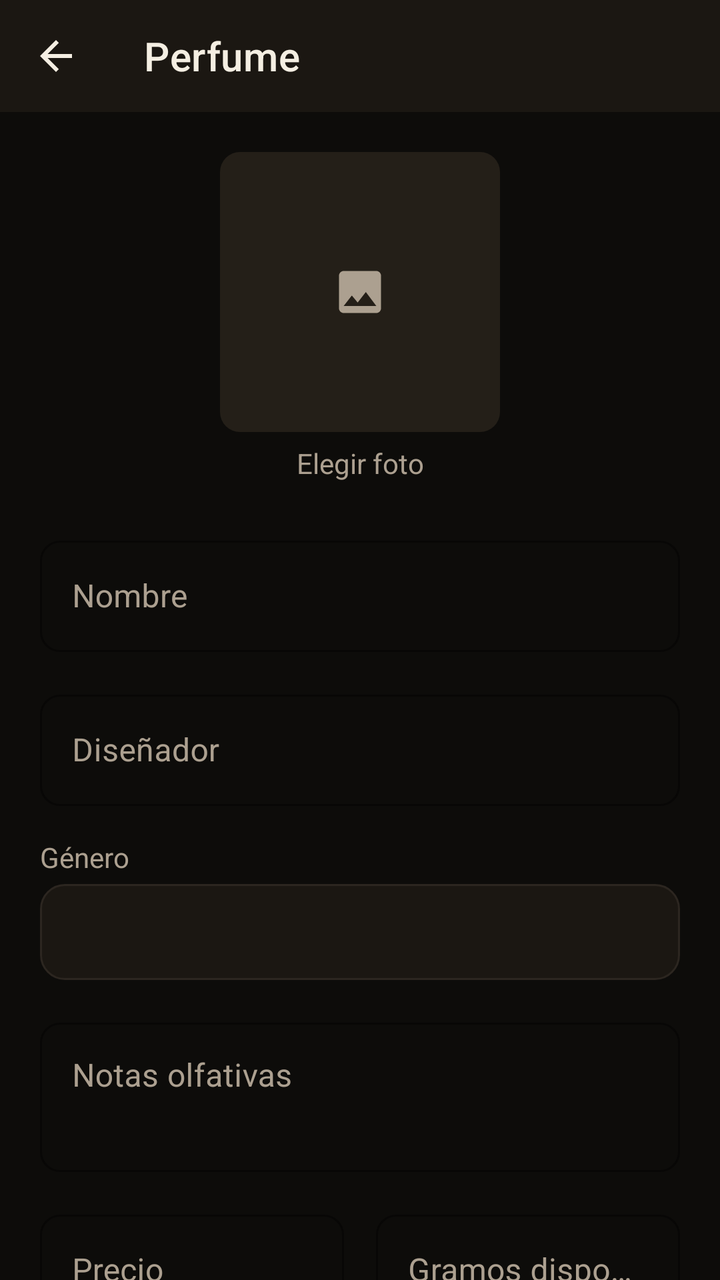
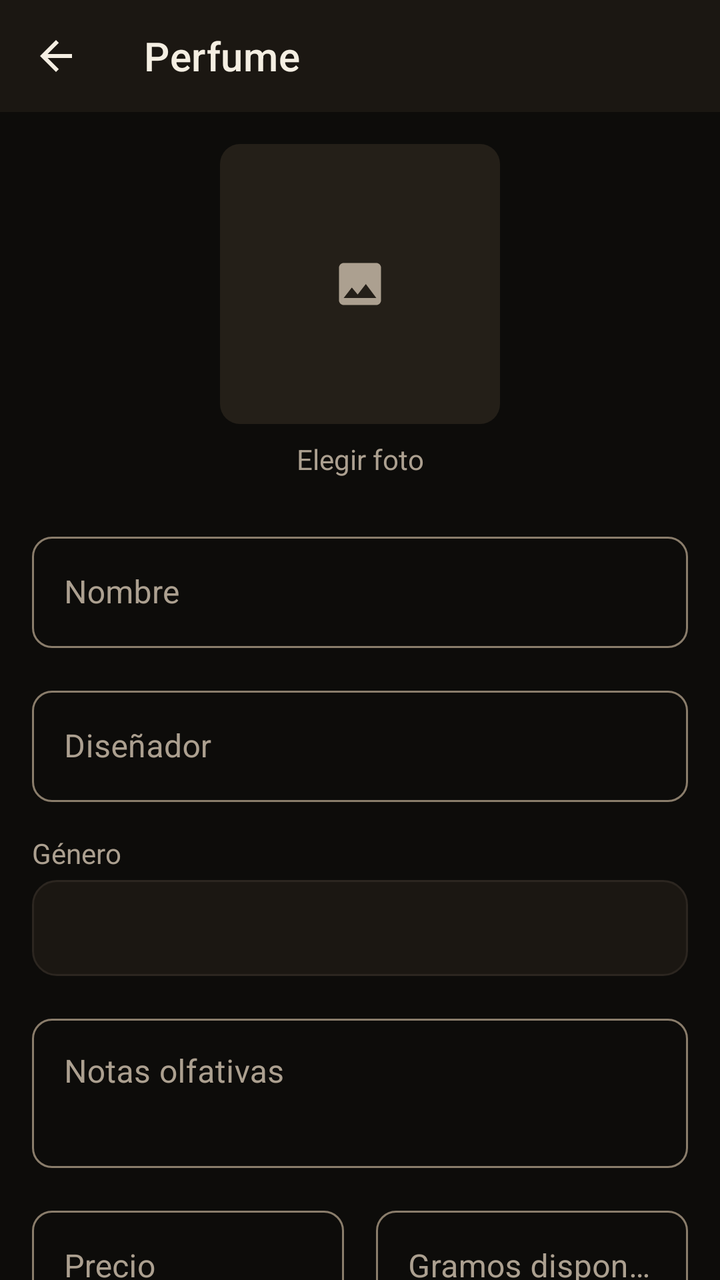

Before-and-after screenshots of an Android layout around one commit, followed by the original layout XML and the change that was made.
<!-- AndroidManifest.xml: application theme Theme.RFragancias -->
<!-- res/layout/activity_perfume_form.xml -->
<?xml version="1.0" encoding="utf-8"?>
<androidx.core.widget.NestedScrollView xmlns:android="http://schemas.android.com/apk/res/android"
    xmlns:app="http://schemas.android.com/apk/res-auto"
    android:layout_width="match_parent"
    android:layout_height="match_parent"
    android:background="@color/bg"
    android:fillViewport="true">

    <LinearLayout
        android:layout_width="match_parent"
        android:layout_height="wrap_content"
        android:orientation="vertical">

        <androidx.appcompat.widget.Toolbar
            android:id="@+id/toolbar"
            android:layout_width="match_parent"
            android:layout_height="?attr/actionBarSize"
            android:background="@color/surface"
            app:navigationIcon="@drawable/ic_back"
            app:title="@string/titulo_perfume_form"
            app:titleTextColor="@color/text_primary" />

        <LinearLayout
            android:layout_width="match_parent"
            android:layout_height="wrap_content"
            android:orientation="vertical"
            android:padding="@dimen/padding_screen">

            <FrameLayout
                android:id="@+id/contenedor_imagen"
                android:layout_width="140dp"
                android:layout_height="140dp"
                android:layout_gravity="center_horizontal"
                android:background="@drawable/bg_card_flat"
                android:clickable="true"
                android:focusable="true"
                android:foreground="?attr/selectableItemBackground">

                <ImageView
                    android:id="@+id/img_preview"
                    android:layout_width="match_parent"
                    android:layout_height="match_parent"
                    android:scaleType="fitCenter" />

                <ImageView
                    android:id="@+id/icono_camara"
                    android:layout_width="28dp"
                    android:layout_height="28dp"
                    android:layout_gravity="center"
                    android:src="@drawable/ic_photo"
                    app:tint="@color/text_muted" />
            </FrameLayout>

            <TextView
                android:layout_width="match_parent"
                android:layout_height="wrap_content"
                android:layout_marginTop="6dp"
                android:gravity="center"
                android:text="@string/btn_elegir_foto"
                style="@style/TextBodyMuted" />

            <com.google.android.material.textfield.TextInputLayout
                android:layout_width="match_parent"
                android:layout_height="wrap_content"
                android:layout_marginTop="@dimen/spacing_lg"
                style="@style/Widget.RFragancias.TextInputLayout">

                <com.google.android.material.textfield.TextInputEditText
                    android:id="@+id/edit_nombre"
                    android:layout_width="match_parent"
                    android:layout_height="wrap_content"
                    android:hint="@string/hint_nombre" />
            </com.google.android.material.textfield.TextInputLayout>

            <com.google.android.material.textfield.TextInputLayout
                android:layout_width="match_parent"
                android:layout_height="wrap_content"
                android:layout_marginTop="@dimen/spacing_md"
                style="@style/Widget.RFragancias.TextInputLayout">

                <com.google.android.material.textfield.TextInputEditText
                    android:id="@+id/edit_disenador"
                    android:layout_width="match_parent"
                    android:layout_height="wrap_content"
                    android:hint="@string/hint_disenador" />
            </com.google.android.material.textfield.TextInputLayout>

            <TextView
                android:layout_width="wrap_content"
                android:layout_height="wrap_content"
                android:layout_marginTop="@dimen/spacing_md"
                android:text="@string/hint_genero"
                style="@style/TextBodyMuted" />

            <Spinner
                android:id="@+id/spinner_genero"
                android:layout_width="match_parent"
                android:layout_height="48dp"
                android:layout_marginTop="4dp"
                android:background="@drawable/bg_search"
                android:paddingHorizontal="12dp" />

            <com.google.android.material.textfield.TextInputLayout
                android:layout_width="match_parent"
                android:layout_height="wrap_content"
                android:layout_marginTop="@dimen/spacing_md"
                style="@style/Widget.RFragancias.TextInputLayout">

                <com.google.android.material.textfield.TextInputEditText
                    android:id="@+id/edit_notas"
                    android:layout_width="match_parent"
                    android:layout_height="wrap_content"
                    android:minLines="2"
                    android:gravity="top"
                    android:hint="@string/hint_notas" />
            </com.google.android.material.textfield.TextInputLayout>

            <LinearLayout
                android:layout_width="match_parent"
                android:layout_height="wrap_content"
                android:orientation="horizontal">

                <com.google.android.material.textfield.TextInputLayout
                    android:layout_width="0dp"
                    android:layout_height="wrap_content"
                    android:layout_weight="1"
                    android:layout_marginTop="@dimen/spacing_md"
                    android:layout_marginEnd="8dp"
                    style="@style/Widget.RFragancias.TextInputLayout">

                    <com.google.android.material.textfield.TextInputEditText
                        android:id="@+id/edit_precio"
                        android:layout_width="match_parent"
                        android:layout_height="wrap_content"
                        android:inputType="numberDecimal"
                        android:hint="@string/hint_precio" />
                </com.google.android.material.textfield.TextInputLayout>

                <com.google.android.material.textfield.TextInputLayout
                    android:layout_width="0dp"
                    android:layout_height="wrap_content"
                    android:layout_weight="1"
                    android:layout_marginTop="@dimen/spacing_md"
                    android:layout_marginStart="8dp"
                    style="@style/Widget.RFragancias.TextInputLayout">

                    <com.google.android.material.textfield.TextInputEditText
                        android:id="@+id/edit_gramos"
                        android:layout_width="match_parent"
                        android:layout_height="wrap_content"
                        android:inputType="numberDecimal"
                        android:hint="@string/hint_gramos" />
                </com.google.android.material.textfield.TextInputLayout>
            </LinearLayout>

            <com.google.android.material.switchmaterial.SwitchMaterial
                android:id="@+id/switch_activo"
                android:layout_width="match_parent"
                android:layout_height="wrap_content"
                android:layout_marginTop="@dimen/spacing_md"
                android:checked="true"
                android:text="Visible en el catálogo público"
                android:textColor="@color/text_primary" />

            <com.google.android.material.button.MaterialButton
                android:id="@+id/btn_guardar"
                android:layout_width="match_parent"
                android:layout_height="52dp"
                android:layout_marginTop="@dimen/spacing_lg"
                android:text="@string/btn_guardar" />

            <ProgressBar
                android:id="@+id/progress_form"
                android:layout_width="wrap_content"
                android:layout_height="wrap_content"
                android:layout_gravity="center_horizontal"
                android:layout_marginTop="16dp"
                android:indeterminateTint="@color/primary"
                android:visibility="gone" />

        </LinearLayout>
    </LinearLayout>
</androidx.core.widget.NestedScrollView>
<!-- resources referenced by this layout -->
<resources>
  <color name="bg">#0D0C0A</color>
  <color name="primary">#DE9B45</color>
  <color name="surface">#1B1712</color>
  <color name="text_muted">#ACA090</color>
  <color name="text_primary">#F4EEE2</color>
  <dimen name="padding_screen">20dp</dimen>
  <dimen name="spacing_lg">24dp</dimen>
  <dimen name="spacing_md">16dp</dimen>
  <!-- drawable bg_card_flat (drawable) -->
  <shape xmlns:android="http://schemas.android.com/apk/res/android" android:shape="rectangle">
      <corners android:radius="10dp"/>
      <solid android:color="@color/surface_light"/>
  </shape>
  <!-- drawable bg_search (drawable) -->
  <shape xmlns:android="http://schemas.android.com/apk/res/android" android:shape="rectangle">
      <corners android:radius="12dp"/>
      <solid android:color="@color/surface"/>
      <stroke android:width="1dp" android:color="@color/border"/>
  </shape>
  <string name="btn_elegir_foto">Elegir foto</string>
  <string name="btn_guardar">Guardar</string>
  <string name="hint_disenador">Diseñador</string>
  <string name="hint_genero">Género</string>
  <string name="hint_gramos">Gramos disponibles</string>
  <string name="hint_nombre">Nombre</string>
  <string name="hint_notas">Notas olfativas</string>
  <string name="hint_precio">Precio</string>
  <string name="titulo_perfume_form">Perfume</string>
  <style name="TextBodyMuted">
          <item name="android:textColor">@color/text_muted</item>
          <item name="android:textSize">14sp</item>
      </style>
  <style name="Widget.RFragancias.TextInputLayout" parent="Widget.MaterialComponents.TextInputLayout.OutlinedBox">
          <item name="boxStrokeColor">@color/border</item>
          <item name="hintTextColor">@color/primary</item>
          <item name="android:textColorHint">@color/text_muted</item>
          <item name="boxCornerRadiusTopStart">10dp</item>
          <item name="boxCornerRadiusTopEnd">10dp</item>
          <item name="boxCornerRadiusBottomStart">10dp</item>
          <item name="boxCornerRadiusBottomEnd">10dp</item>
      </style>
  <style name="Theme.RFragancias" parent="Theme.MaterialComponents.DayNight.NoActionBar">
          <item name="colorPrimary">@color/primary</item>
          <item name="colorPrimaryDark">@color/bg</item>
          <item name="colorAccent">@color/primary</item>
          <item name="colorSurface">@color/surface</item>
          <item name="colorOnSurface">@color/text_primary</item>
          <item name="colorOnPrimary">@color/bg</item>
          <item name="android:windowBackground">@color/bg</item>
          <item name="android:statusBarColor">@color/bg</item>
          <item name="android:navigationBarColor">@color/bg</item>
          <item name="android:windowLightStatusBar" tools:targetApi="m">false</item>
          <item name="android:textColorPrimary">@color/text_primary</item>
          <item name="android:textColorSecondary">@color/text_muted</item>
          <item name="materialButtonStyle">@style/Widget.RFragancias.Button</item>
          <item name="editTextStyle">@style/Widget.RFragancias.EditText</item>
          <item name="textInputStyle">@style/Widget.RFragancias.TextInputLayout</item>
      </style>
  <color name="surface_light">#241F18</color>
  <color name="border">#2C2620</color>
  <style name="Widget.RFragancias.EditText" parent="Widget.AppCompat.EditText">
          <item name="android:textColor">@color/text_primary</item>
          <item name="android:textColorHint">@color/text_muted</item>
      </style>
  <!-- unchanged entries left out for length: 3 -->
</resources>

<!-- the commit's change to res/layout/activity_perfume_form.xml (unified diff, before → after) -->
@@ -40,6 +40,7 @@
                     android:id="@+id/img_preview"
                     android:layout_width="match_parent"
                     android:layout_height="match_parent"
+                    android:contentDescription="@string/cd_foto_perfume"
                     android:scaleType="fitCenter" />
 
                 <ImageView
@@ -48,13 +49,15 @@
                     android:layout_height="28dp"
                     android:layout_gravity="center"
                     android:src="@drawable/ic_photo"
+                    android:contentDescription="@null"
+                    android:importantForAccessibility="no"
                     app:tint="@color/text_muted" />
             </FrameLayout>
 
             <TextView
                 android:layout_width="match_parent"
                 android:layout_height="wrap_content"
-                android:layout_marginTop="6dp"
+                android:layout_marginTop="8dp"
                 android:gravity="center"
                 android:text="@string/btn_elegir_foto"
                 style="@style/TextBodyMuted" />
@@ -67,6 +70,7 @@
 
                 <com.google.android.material.textfield.TextInputEditText
                     android:id="@+id/edit_nombre"
+                    android:imeOptions="actionNext"
                     android:layout_width="match_parent"
                     android:layout_height="wrap_content"
                     android:hint="@string/hint_nombre" />
@@ -80,6 +84,7 @@
 
                 <com.google.android.material.textfield.TextInputEditText
                     android:id="@+id/edit_disenador"
+                    android:imeOptions="actionNext"
                     android:layout_width="match_parent"
                     android:layout_height="wrap_content"
                     android:hint="@string/hint_disenador" />
@@ -108,6 +113,7 @@
 
                 <com.google.android.material.textfield.TextInputEditText
                     android:id="@+id/edit_notas"
+                    android:imeOptions="actionNext"
                     android:layout_width="match_parent"
                     android:layout_height="wrap_content"
                     android:minLines="2"
@@ -130,6 +136,7 @@
 
                     <com.google.android.material.textfield.TextInputEditText
                         android:id="@+id/edit_precio"
+                        android:imeOptions="actionNext"
                         android:layout_width="match_parent"
                         android:layout_height="wrap_content"
                         android:inputType="numberDecimal"
@@ -146,6 +153,7 @@
 
                     <com.google.android.material.textfield.TextInputEditText
                         android:id="@+id/edit_gramos"
+                        android:imeOptions="actionDone"
                         android:layout_width="match_parent"
                         android:layout_height="wrap_content"
                         android:inputType="numberDecimal"
@@ -165,7 +173,8 @@
             <com.google.android.material.button.MaterialButton
                 android:id="@+id/btn_guardar"
                 android:layout_width="match_parent"
-                android:layout_height="52dp"
+                android:layout_height="wrap_content"
+                android:minHeight="52dp"
                 android:layout_marginTop="@dimen/spacing_lg"
                 android:text="@string/btn_guardar" />
 
<!-- resource entries referenced after the edit -->
@@ -5,7 +5,7 @@
   <color name="surface">#1B1712</color>
   <color name="text_muted">#ACA090</color>
   <color name="text_primary">#F4EEE2</color>
-  <dimen name="padding_screen">20dp</dimen>
+  <dimen name="padding_screen">16dp</dimen>
   <dimen name="spacing_lg">24dp</dimen>
   <dimen name="spacing_md">16dp</dimen>
   <!-- drawable bg_card_flat (drawable) -->
@@ -21,6 +21,7 @@
   </shape>
   <string name="btn_elegir_foto">Elegir foto</string>
   <string name="btn_guardar">Guardar</string>
+  <string name="cd_foto_perfume">Foto del perfume</string>
   <string name="hint_disenador">Diseñador</string>
   <string name="hint_genero">Género</string>
   <string name="hint_gramos">Gramos disponibles</string>
@@ -33,7 +34,10 @@
           <item name="android:textSize">14sp</item>
       </style>
   <style name="Widget.RFragancias.TextInputLayout" parent="Widget.MaterialComponents.TextInputLayout.OutlinedBox">
-          <item name="boxStrokeColor">@color/border</item>
+          <item name="boxStrokeColor">@color/input_stroke</item>
+          <item name="boxStrokeErrorColor">@color/error</item>
+          <item name="errorTextColor">@color/error</item>
+          <item name="errorIconTint">@color/error</item>
           <item name="hintTextColor">@color/primary</item>
           <item name="android:textColorHint">@color/text_muted</item>
           <item name="boxCornerRadiusTopStart">10dp</item>
@@ -48,6 +52,8 @@
           <item name="colorSurface">@color/surface</item>
           <item name="colorOnSurface">@color/text_primary</item>
           <item name="colorOnPrimary">@color/bg</item>
+          <item name="colorError">@color/error</item>
+          <item name="colorOnError">@color/bg</item>
           <item name="android:windowBackground">@color/bg</item>
           <item name="android:statusBarColor">@color/bg</item>
           <item name="android:navigationBarColor">@color/bg</item>
@@ -60,6 +66,7 @@
       </style>
   <color name="surface_light">#241F18</color>
   <color name="border">#2C2620</color>
+  <color name="error">#E08A72</color>
   <style name="Widget.RFragancias.EditText" parent="Widget.AppCompat.EditText">
           <item name="android:textColor">@color/text_primary</item>
           <item name="android:textColorHint">@color/text_muted</item>
